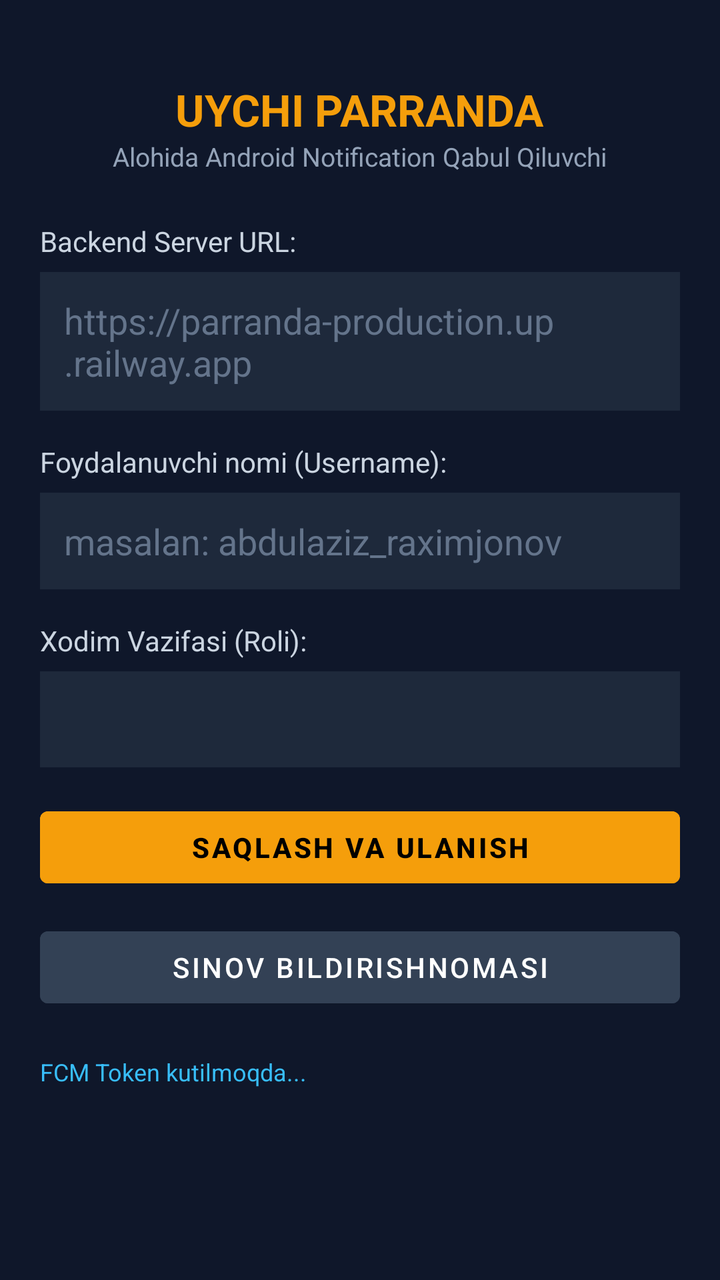
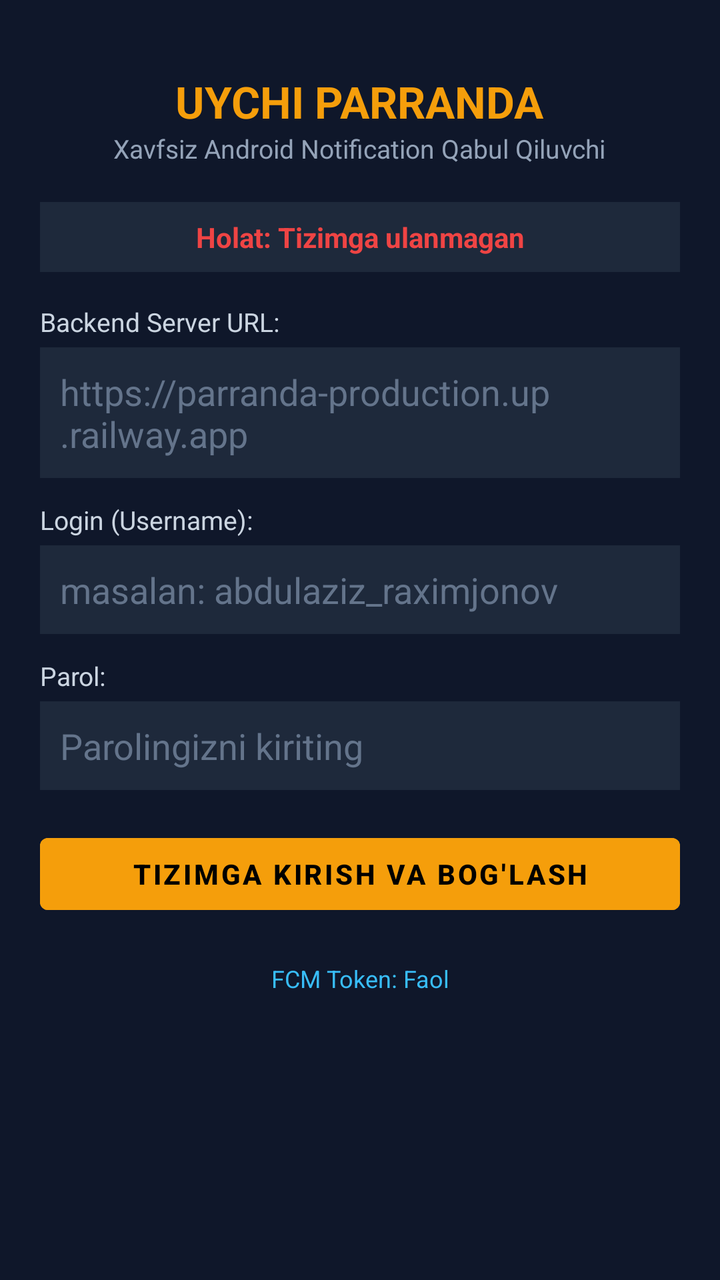

Before-and-after screenshots of an Android layout around one commit, followed by the original layout XML and the change that was made.
<!-- AndroidManifest.xml: application theme Theme.UychiParrandaNotification -->
<!-- res/layout/activity_main.xml -->
<?xml version="1.0" encoding="utf-8"?>
<LinearLayout xmlns:android="http://schemas.android.com/apk/res/android"
    android:layout_width="match_parent"
    android:layout_height="match_parent"
    android:orientation="vertical"
    android:padding="20dp"
    android:background="#0F172A">

    <TextView
        android:layout_width="wrap_content"
        android:layout_height="wrap_content"
        android:text="UYCHI PARRANDA"
        android:textColor="#F59E0B"
        android:textSize="22sp"
        android:textStyle="bold"
        android:layout_gravity="center_horizontal"
        android:layout_marginTop="20dp" />

    <TextView
        android:layout_width="wrap_content"
        android:layout_height="wrap_content"
        android:text="Alohida Android Notification Qabul Qiluvchi"
        android:textColor="#94A3B8"
        android:textSize="13sp"
        android:layout_gravity="center_horizontal"
        android:layout_marginBottom="24dp" />

    <TextView
        android:layout_width="wrap_content"
        android:layout_height="wrap_content"
        android:text="Backend Server URL:"
        android:textColor="#CBD5E1"
        android:textSize="14sp" />

    <EditText
        android:id="@+id/etBackendUrl"
        android:layout_width="match_parent"
        android:layout_height="wrap_content"
        android:background="#1E293B"
        android:textColor="#FFFFFF"
        android:padding="12dp"
        android:layout_marginTop="6dp"
        android:layout_marginBottom="16dp"
        android:hint="https://parranda-production.up.railway.app"
        android:textColorHint="#64748B" />

    <TextView
        android:layout_width="wrap_content"
        android:layout_height="wrap_content"
        android:text="Foydalanuvchi nomi (Username):"
        android:textColor="#CBD5E1"
        android:textSize="14sp" />

    <EditText
        android:id="@+id/etUsername"
        android:layout_width="match_parent"
        android:layout_height="wrap_content"
        android:background="#1E293B"
        android:textColor="#FFFFFF"
        android:padding="12dp"
        android:layout_marginTop="6dp"
        android:layout_marginBottom="16dp"
        android:hint="masalan: abdulaziz_raximjonov"
        android:textColorHint="#64748B" />

    <TextView
        android:layout_width="wrap_content"
        android:layout_height="wrap_content"
        android:text="Xodim Vazifasi (Roli):"
        android:textColor="#CBD5E1"
        android:textSize="14sp" />

    <Spinner
        android:id="@+id/spinnerRole"
        android:layout_width="match_parent"
        android:layout_height="48dp"
        android:background="#1E293B"
        android:layout_marginTop="6dp"
        android:layout_marginBottom="16dp" />

    <Button
        android:id="@+id/btnSaveAndSync"
        android:layout_width="match_parent"
        android:layout_height="wrap_content"
        android:text="Saqlash va Ulanish"
        android:backgroundTint="#F59E0B"
        android:textColor="#000000"
        android:textStyle="bold"
        android:layout_marginBottom="12dp" />

    <Button
        android:id="@+id/btnTestNotification"
        android:layout_width="match_parent"
        android:layout_height="wrap_content"
        android:text="Sinov Bildirishnomasi"
        android:backgroundTint="#334155"
        android:textColor="#FFFFFF"
        android:layout_marginBottom="20dp" />

    <TextView
        android:id="@+id/tvTokenStatus"
        android:layout_width="match_parent"
        android:layout_height="wrap_content"
        android:text="FCM Token kutilmoqda..."
        android:textColor="#38BDF8"
        android:textSize="12sp"
        android:layout_gravity="center_horizontal" />

</LinearLayout>
<!-- resources referenced by this layout -->
<resources>
  <style name="Theme.UychiParrandaNotification" parent="Theme.MaterialComponents.DayNight.NoActionBar">
          <item name="colorPrimary">#F59E0B</item>
          <item name="colorPrimaryVariant">#D97706</item>
          <item name="colorOnPrimary">#000000</item>
          <item name="android:statusBarColor">#0F172A</item>
      </style>
</resources>

<!-- the commit's change to res/layout/activity_main.xml (unified diff, before → after) -->
@@ -14,23 +14,36 @@
         android:textSize="22sp"
         android:textStyle="bold"
         android:layout_gravity="center_horizontal"
-        android:layout_marginTop="20dp" />
+        android:layout_marginTop="16dp" />
 
     <TextView
         android:layout_width="wrap_content"
         android:layout_height="wrap_content"
-        android:text="Alohida Android Notification Qabul Qiluvchi"
+        android:text="Xavfsiz Android Notification Qabul Qiluvchi"
         android:textColor="#94A3B8"
         android:textSize="13sp"
         android:layout_gravity="center_horizontal"
-        android:layout_marginBottom="24dp" />
+        android:layout_marginBottom="18dp" />
+
+    <TextView
+        android:id="@+id/tvUserStatus"
+        android:layout_width="match_parent"
+        android:layout_height="wrap_content"
+        android:text="Holat: Tizimga ulanmagan"
+        android:textColor="#EF4444"
+        android:textSize="14sp"
+        android:textStyle="bold"
+        android:gravity="center"
+        android:padding="8dp"
+        android:background="#1E293B"
+        android:layout_marginBottom="16dp" />
 
     <TextView
         android:layout_width="wrap_content"
         android:layout_height="wrap_content"
         android:text="Backend Server URL:"
         android:textColor="#CBD5E1"
-        android:textSize="14sp" />
+        android:textSize="13sp" />
 
     <EditText
         android:id="@+id/etBackendUrl"
@@ -38,18 +51,18 @@
         android:layout_height="wrap_content"
         android:background="#1E293B"
         android:textColor="#FFFFFF"
-        android:padding="12dp"
-        android:layout_marginTop="6dp"
-        android:layout_marginBottom="16dp"
+        android:padding="10dp"
+        android:layout_marginTop="4dp"
+        android:layout_marginBottom="12dp"
         android:hint="https://parranda-production.up.railway.app"
         android:textColorHint="#64748B" />
 
     <TextView
         android:layout_width="wrap_content"
         android:layout_height="wrap_content"
-        android:text="Foydalanuvchi nomi (Username):"
+        android:text="Login (Username):"
         android:textColor="#CBD5E1"
-        android:textSize="14sp" />
+        android:textSize="13sp" />
 
     <EditText
         android:id="@+id/etUsername"
@@ -57,53 +70,60 @@
         android:layout_height="wrap_content"
         android:background="#1E293B"
         android:textColor="#FFFFFF"
-        android:padding="12dp"
-        android:layout_marginTop="6dp"
-        android:layout_marginBottom="16dp"
+        android:padding="10dp"
+        android:layout_marginTop="4dp"
+        android:layout_marginBottom="12dp"
         android:hint="masalan: abdulaziz_raximjonov"
         android:textColorHint="#64748B" />
 
     <TextView
         android:layout_width="wrap_content"
         android:layout_height="wrap_content"
-        android:text="Xodim Vazifasi (Roli):"
+        android:text="Parol:"
         android:textColor="#CBD5E1"
-        android:textSize="14sp" />
+        android:textSize="13sp" />
 
-    <Spinner
-        android:id="@+id/spinnerRole"
+    <EditText
+        android:id="@+id/etPassword"
         android:layout_width="match_parent"
-        android:layout_height="48dp"
+        android:layout_height="wrap_content"
         android:background="#1E293B"
-        android:layout_marginTop="6dp"
-        android:layout_marginBottom="16dp" />
+        android:textColor="#FFFFFF"
+        android:padding="10dp"
+        android:inputType="textPassword"
+        android:layout_marginTop="4dp"
+        android:layout_marginBottom="18dp"
+        android:hint="Parolingizni kiriting"
+        android:textColorHint="#64748B" />
 
     <Button
-        android:id="@+id/btnSaveAndSync"
+        android:id="@+id/btnLoginSync"
         android:layout_width="match_parent"
         android:layout_height="wrap_content"
-        android:text="Saqlash va Ulanish"
+        android:text="Tizimga Kirish va Bog'lash"
         android:backgroundTint="#F59E0B"
         android:textColor="#000000"
         android:textStyle="bold"
-        android:layout_marginBottom="12dp" />
+        android:layout_marginBottom="10dp" />
 
     <Button
-        android:id="@+id/btnTestNotification"
+        android:id="@+id/btnLogout"
         android:layout_width="match_parent"
         android:layout_height="wrap_content"
-        android:text="Sinov Bildirishnomasi"
-        android:backgroundTint="#334155"
+        android:text="Hisobdan Chiqish"
+        android:backgroundTint="#EF4444"
         android:textColor="#FFFFFF"
-        android:layout_marginBottom="20dp" />
+        android:visibility="gone"
+        android:layout_marginBottom="10dp" />
 
     <TextView
         android:id="@+id/tvTokenStatus"
         android:layout_width="match_parent"
         android:layout_height="wrap_content"
-        android:text="FCM Token kutilmoqda..."
+        android:text="FCM Token: Faol"
         android:textColor="#38BDF8"
         android:textSize="12sp"
-        android:layout_gravity="center_horizontal" />
+        android:layout_marginTop="10dp"
+        android:gravity="center" />
 
 </LinearLayout>
